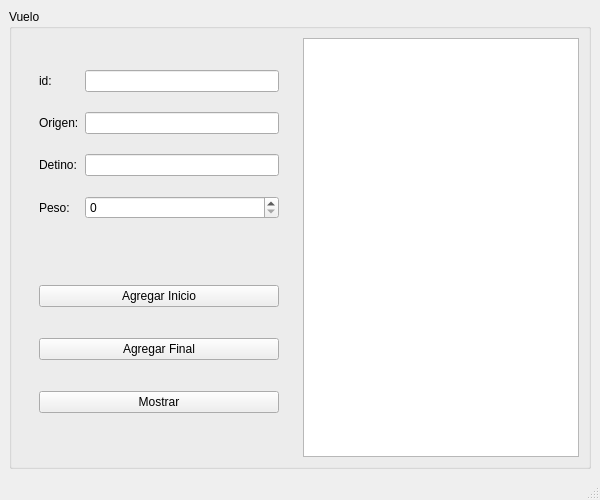
Old version of the form mainwindow.ui in the repository leonardotapia0753/SSPA-Interfaces.
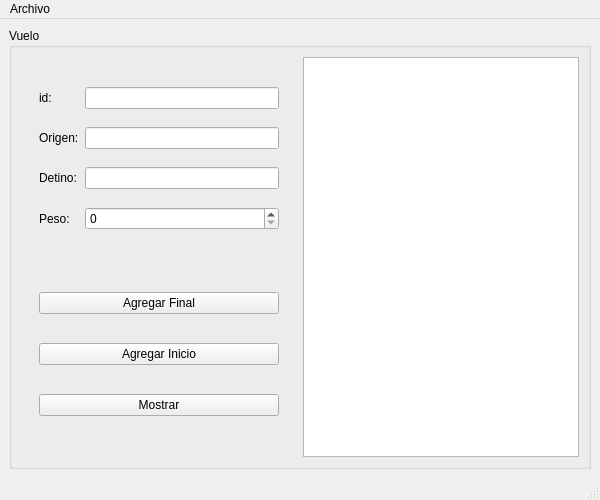
New version of the form.

Commit message: Diseño de ventana actualizado

```diff
--- a/mainwindow.ui
+++ b/mainwindow.ui
@@ -119,16 +119,6 @@
              </sizepolicy>
             </property>
             <layout class="QVBoxLayout" name="verticalLayout_3">
-             <item>
-              <widget class="QPushButton" name="agregar_inicio_pushButton">
-               <property name="tabletTracking">
-                <bool>false</bool>
-               </property>
-               <property name="text">
-                <string>Agregar Inicio</string>
-               </property>
-              </widget>
-             </item>
              <item>
               <widget class="QPushButton" name="agregar_final_pushButton">
                <property name="tabletTracking">
@@ -139,6 +129,16 @@
                </property>
               </widget>
              </item>
+             <item>
+              <widget class="QPushButton" name="agregar_inicio_pushButton">
+               <property name="tabletTracking">
+                <bool>false</bool>
+               </property>
+               <property name="text">
+                <string>Agregar Inicio</string>
+               </property>
+              </widget>
+             </item>
              <item>
               <widget class="QPushButton" name="mostrar_pushButton">
                <property name="tabletTracking">
@@ -194,6 +194,14 @@
      <height>22</height>
     </rect>
    </property>
+   <widget class="QMenu" name="menuArchivo">
+    <property name="title">
+     <string>Archivo</string>
+    </property>
+    <addaction name="actionAbrir"/>
+    <addaction name="actionGuardar"/>
+   </widget>
+   <addaction name="menuArchivo"/>
   </widget>
   <widget class="QStatusBar" name="statusbar"/>
  </widget>
```
Left out of the diff: 16 changed lines with no effect on the pictures. The commit also changes 1 other file.
